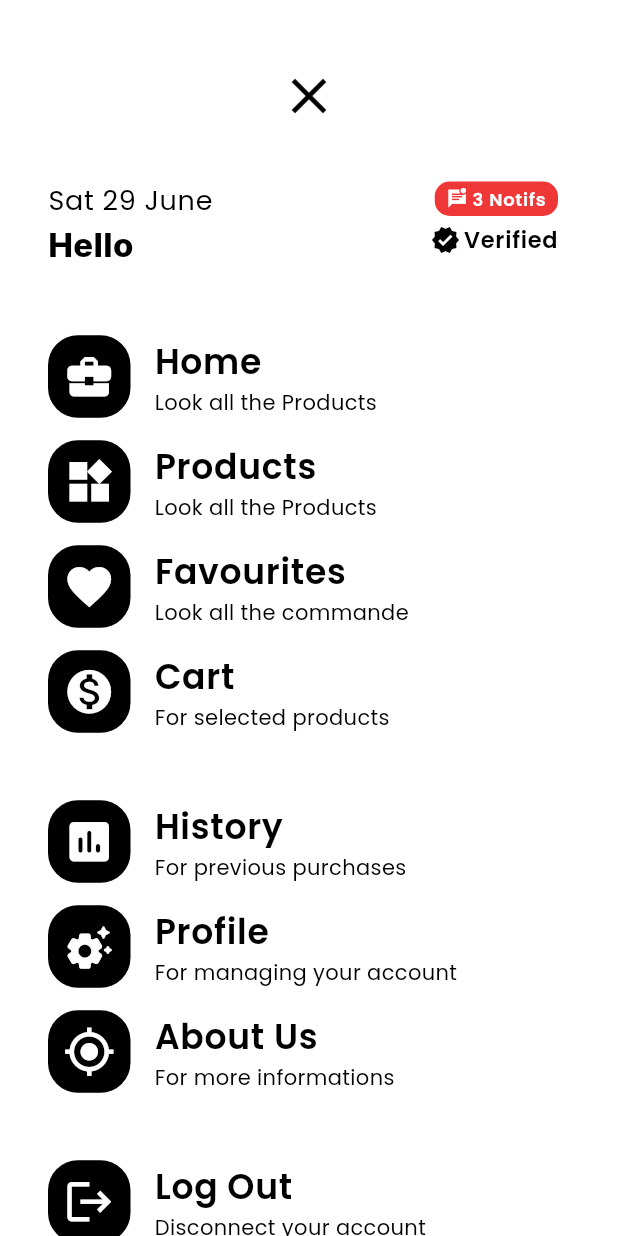
After one commit to Airblack28/AirSale, a Flutter app: the HomeScreen screen opened directly, after a tap on "Menu", on a phone screen of 412 x 824 dp. The commit adds this screen. Run offline on Flutter 3.47's test engine with Material 3 defaults, Android fonts, the light colour scheme and no system bars; our stand-ins replace cloud_firestore, firebase_auth, firebase_core, flutter_svg, google_fonts; accounts and stored records are empty; network calls fail.

Commit message:
SideBar Done

```diff
--- /dev/null
+++ b/lib/Home/menuscreen.dart
@@ -0,0 +1,204 @@
+import 'package:airsale/constants.dart';
+import 'package:airsale/homescreen.dart';
+import 'package:airsale/loginscreen.dart';
+import 'package:firebase_auth/firebase_auth.dart';
+import 'package:flutter/material.dart';
+import 'package:google_fonts/google_fonts.dart';
+import 'package:intl/intl.dart';
+
+class MenuScreen extends StatelessWidget {
+
+  @override
+  Widget build(BuildContext context) {
+    final today = DateTime.now();
+
+    return Scaffold(
+      body: SingleChildScrollView(
+        child: Padding(
+          padding: const EdgeInsets.symmetric(horizontal: 16, vertical: 16),
+          child: Column(
+            children: <Widget>[
+              Padding(
+                padding: const EdgeInsets.only(top: 20.0),
+                child: IconButton(
+                  icon: Icon(Icons.close,size: 40,),
+                  onPressed: () {Navigator.of(context).pop();},
+                ),
+              ),
+              SizedBox(height: 20),
+              ListTile(
+                title: Text(
+                  "${DateFormat("EEE").format(today)} ${DateFormat("d MMMM").format(today)}",
+                  style: GoogleFonts.poppins(fontWeight: FontWeight.w400, fontSize: 18),
+                ),
+                subtitle: Text(
+                  "Hello ${FirebaseAuth.instance.currentUser?.displayName}",
+                  style: TextStyle(fontWeight: FontWeight.w800, fontSize: 22),
+                ),
+                trailing: Column(
+                  crossAxisAlignment: CrossAxisAlignment.end,
+                  children: <Widget>[
+                    Container(
+                      padding: const EdgeInsets.only(left: 8, right: 8, top: 3, bottom: 3),
+                      decoration: BoxDecoration(
+                        borderRadius: const BorderRadius.all(Radius.circular(10)),
+                        color: MediaQuery.of(context).platformBrightness == Brightness.light ? errorColor : errorColor,
+                      ),
+                      child: Row(
+                        mainAxisSize: MainAxisSize.min,
+                        children: <Widget>[
+                          Icon(Icons.mark_unread_chat_alt_sharp, size: 14,
+                           color: MediaQuery.of(context).platformBrightness == Brightness.light ? primaryColorDark : primaryColorDark),
+                          SizedBox(width: 3),
+                          Text("3 Notifs",style: GoogleFonts.poppins(fontWeight: FontWeight.w600, fontSize: 12,
+                           color: MediaQuery.of(context).platformBrightness == Brightness.light ? primaryColorDark : primaryColorDark)
+                          ),
+                        ],
+                      ),
+                    ),
+                    SizedBox(height: 5),
+                    Row(
+                      mainAxisSize: MainAxisSize.min,
+                      children: <Widget>[
+                        Icon(Icons.verified_sharp, size: 20),
+                        SizedBox(width: 2),
+                        Text("Verified",style: GoogleFonts.poppins(fontWeight: FontWeight.w600,fontSize: 15))
+                      ],
+                    ),
+                  ],
+                ),
+              ),
+              SizedBox(height: 30),
+              for (int i = 0; i < menuItem.length; i++)
+                Column(
+                  children: <Widget>[
+                    for (int j = 0; j < menuItem[i].length; j++)
+                      GestureDetector(
+                        onTap: () { Navigator.pushReplacement(context,
+                            MaterialPageRoute(
+                              builder: (context) => menuItem[i][j].link,
+                            ),
+                          );
+                        },
+                        child: ListTile(
+                          leading: Container(
+                            decoration: BoxDecoration(
+                              borderRadius: BorderRadius.all(Radius.circular(20)),
+                              color: MediaQuery.of(context).platformBrightness != Brightness.dark ? primaryColorLight : primaryColorDark,
+                            ),
+                            padding: const EdgeInsets.all(10),
+                            child: Icon(
+                              menuItem[i][j].icon,
+                              size: 35,
+                              color: MediaQuery.of(context).platformBrightness != Brightness.dark ? primaryColorDark : primaryColorLight,
+                            ),
+                          ),
+                          title: Text(
+                            menuItem[i][j].name,
+                            style: GoogleFonts.poppins(fontSize: 23,fontWeight: FontWeight.w600),
+                          ),
+                          subtitle: Text(
+                            menuItem[i][j].instruction,
+                            style: GoogleFonts.poppins(fontSize: 14,fontWeight: FontWeight.w400),
+                          ),
+                        ),
+                      ),
+                    SizedBox(height: 30),
+                  ],
+                ),
+              GestureDetector(
+                onTap: () async {
+                    // FirebaseAuth.instance.currentUser?.updateDisplayName(null);
+                    await FirebaseAuth.instance.signOut().then((value) => Navigator.pushReplacement(context, MaterialPageRoute(builder: (context) => LoginScreen())));
+                  },
+                child: ListTile(
+                  leading: Container(
+                    decoration: BoxDecoration(
+                      borderRadius: BorderRadius.all(Radius.circular(20)),
+                      color: MediaQuery.of(context).platformBrightness != Brightness.dark ? primaryColorLight : primaryColorDark,
+                    ),
+                    padding: const EdgeInsets.all(10),
+                    child: Icon(Icons.logout,size: 35,
+                      color: MediaQuery.of(context).platformBrightness != Brightness.dark ? primaryColorDark : primaryColorLight,
+                    ),
+                  ),
+                  title: Text(
+                    "Log Out",
+                    style: GoogleFonts.poppins(fontSize: 23,fontWeight: FontWeight.w600),
+                  ),
+                  subtitle: Text(
+                    "Disconnect your account",
+                    style: GoogleFonts.poppins(fontSize: 14, fontWeight: FontWeight.w400),
+                  ),
+                ),
+              ),
+              SizedBox(height: 40),
+            ],
+          ),
+        ),
+      ),
+    );
+  }
+}
+
+class MenuItems {
+  final dynamic link;
+  final String name, instruction;
+  final IconData icon;
+
+  MenuItems(
+      {required this.link,
+      required this.icon,
+      required this.name,
+      required this.instruction});
+}
+
+final menuItem = [
+  [
+    MenuItems(
+      link: HomeScreen(),
+      // icon: Icons.maps_home_work_sharp,
+      icon: Icons.business_center,
+      name: "Home",
+      instruction: "Look all the Products",
+    ),
+    MenuItems(
+      link: HomeScreen(),
+      icon: Icons.widgets,
+      name: "Products",
+      instruction: "Look all the Products",
+    ),
+    MenuItems(
+      link: HomeScreen(),
+      icon: Icons.favorite,
+      name: "Favourites",
+      instruction: "Look all the commande",
+    ),
+    MenuItems(
+      link: HomeScreen(),
+      icon: Icons.monetization_on,
+      name: "Cart",
+      instruction: "For selected products",
+    ),
+  ],
+  [
+    MenuItems(
+      link:HomeScreen(),
+      icon: Icons.poll_rounded,
+      name: "History",
+      instruction: "For previous purchases",
+    ),
+    MenuItems(
+      link: HomeScreen(),
+      icon: Icons.settings_suggest_rounded,
+      name: "Profile",
+      instruction: "For managing your account",
+    ),
+    MenuItems(
+      link: HomeScreen(),
+      icon: Icons.my_location_outlined,
+      name: "About Us",
+      instruction: "For more informations",
+    ),
+  ],
+];
--- a/lib/constants.dart
+++ b/lib/constants.dart
@@ -4,7 +4,7 @@ const primaryColorLight = Colors.black;
 const secondaryColorLight = Color.fromARGB(255, 18, 1, 66);
 const inputBgColor = Color.fromARGB(255, 245, 245, 245);
 const bgcolorLightTheme = Colors.white;
-const warninngColor = Color(0xFFF3BB1C);
+const warningColor = Color(0xFFF3BB1C);
 const errorColor = Color(0xFFF03738);
 
 const primaryColorDark = Colors.white;
--- a/lib/homescreen.dart
+++ b/lib/homescreen.dart
@@ -1,8 +1,10 @@
 import 'package:airsale/constants.dart';
-import 'package:airsale/loginscreen.dart';
 import 'package:firebase_auth/firebase_auth.dart';
 import 'package:flutter/material.dart';
+import 'package:airsale/Home/menuscreen.dart';
+import 'package:flutter/widgets.dart';
 import 'package:google_fonts/google_fonts.dart';
+import 'package:animations/animations.dart';
 
 class HomeScreen extends StatefulWidget {
   HomeScreen({super.key});
@@ -18,7 +20,6 @@ class _HomeScreenState extends State<HomeScreen> {
 
   @override
   Widget build(BuildContext context) {
-    double width = MediaQuery.of(context).size.width;
     return Scaffold(
       body: Stack(
         alignment: AlignmentDirectional.center,
@@ -46,29 +47,28 @@ class _HomeScreenState extends State<HomeScreen> {
                   ),
                 ),
                 //Log out Button
-                GestureDetector(
-                  child: loading ? Container(
-                    margin: const EdgeInsetsDirectional.only(start: 20, end: 20), padding: const EdgeInsets.all(20),child: CircularProgressIndicator()
-                  ) : Container(
-                    width: width - 40,
-                    // width: 100,
-                    margin: const EdgeInsets.symmetric(horizontal: 20),
+                OpenContainer(
+                  transitionType: ContainerTransitionType.fade,
+                  transitionDuration: const Duration(milliseconds: 500),
+                  openColor: MediaQuery.of(context).platformBrightness == Brightness.light ? bgcolorLightTheme : bgcolorDarkTheme,
+                  openBuilder: (context, _) {
+                    return MenuScreen();
+                  },
+                  closedColor: MediaQuery.of(context).platformBrightness == Brightness.light ? bgcolorLightTheme : bgcolorDarkTheme,
+                  closedElevation: 0,
+                  closedShape: const RoundedRectangleBorder(borderRadius: BorderRadius.all(Radius.circular(10.0))),
+                  closedBuilder: (context, VoidCallback openContainer) {
+                    return GestureDetector(
+                      onTap: openContainer,
+                      child: Container(
                         padding: const EdgeInsets.all(20),
-                    decoration: BoxDecoration(
-                      borderRadius: const BorderRadius.all(Radius.circular(10)),
                         color: MediaQuery.of(context).platformBrightness == Brightness.light ? secondaryColorLight : secondaryColorDark,
-                    ),
-                    child: Text('Log Out',
+                        child: Text('Menu',
                           style: GoogleFonts.poppins(fontSize: 16, fontWeight: FontWeight.w600, color: MediaQuery.of(context).platformBrightness == Brightness.light ? bgcolorLightTheme : bgcolorDarkTheme),
                           textAlign: TextAlign.center,
                         ),
                       ),
-                  onTap: loading ? null : () async {
-                    setState(() { loading = true;});
-                    await Future.delayed(Duration(seconds: 1));
-                    // FirebaseAuth.instance.currentUser?.updateDisplayName(null);
-                    FirebaseAuth.instance.signOut().then((value) => Navigator.pushReplacement(context, MaterialPageRoute(builder: (context) => LoginScreen())));
-                    setState(() {loading = false;});
+                    );
                   },
                 ),
               ],
--- a/lib/loginscreen.dart
+++ b/lib/loginscreen.dart
@@ -32,7 +32,6 @@ class _LoginScreenState extends State<LoginScreen> {
               children: [
                 //Intro Text
                 Container(
-                  width: width - 40,
                   margin: const EdgeInsetsDirectional.only(bottom: 10),
                   child: Text(
                     'Ready To Start?',
@@ -41,7 +40,6 @@ class _LoginScreenState extends State<LoginScreen> {
                   ),
                 ),
                 Container(
-                  width: width - 40,
                   margin: const EdgeInsetsDirectional.only(bottom: 40),
                   child: Text(
                     'This number will be used for communication\nand personal identification. You will receive a\nSMS with 6 Digits Code for verification purpose.',
@@ -51,8 +49,9 @@ class _LoginScreenState extends State<LoginScreen> {
                 ),
                 //Input TextField
                 Container(
-                  width: width - 40,
+                  width: width,
                   margin: const EdgeInsetsDirectional.only(bottom: 10),
+                  padding: EdgeInsetsDirectional.symmetric(horizontal: 20),
                   child: TextField(
                     controller: phoneController,
                     keyboardType: TextInputType.phone,
@@ -75,7 +74,7 @@ class _LoginScreenState extends State<LoginScreen> {
                 GestureDetector(
                   child: phoneController.text.length != 10 ?
                   Container(
-                    width: width - 40,
+                    width: width,
                     padding: const EdgeInsets.all(20),
                     child: Text('Get an OTP Code',
                       style: GoogleFonts.poppins(fontSize: 16, fontWeight: FontWeight.w800),
--- a/lib/welcomescreen.dart
+++ b/lib/welcomescreen.dart
@@ -22,6 +22,9 @@ class _WelcomeScreenState extends State<WelcomeScreen> {
 
   @override
   Widget build(BuildContext context) {
+    // double height = MediaQuery.sizeOf(context).height;
+    // var padding = MediaQuery.paddingOf(context);
+    // double newheight = height - padding.top - padding.bottom;
     return Scaffold(
       body: SafeArea(
         child: Center(
--- a/pubspec.yaml
+++ b/pubspec.yaml
@@ -40,6 +40,8 @@ dependencies:
   firebase_core: ^2.24.2
   firebase_auth: ^4.16.0
   cloud_firestore: ^4.17.5
+  intl: ^0.19.0
+  animations: ^2.0.11
 
 dev_dependencies:
   flutter_test:
```
Also changed, not shown: pubspec.lock. Lines whose indentation alone changed are shown as unchanged.
